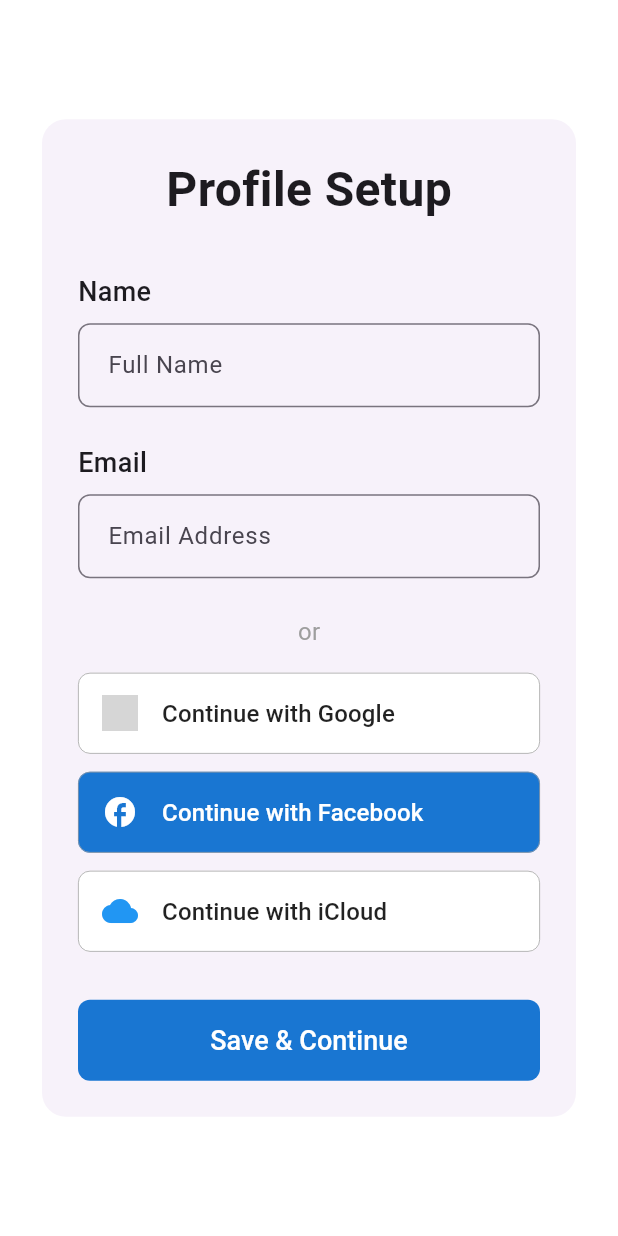
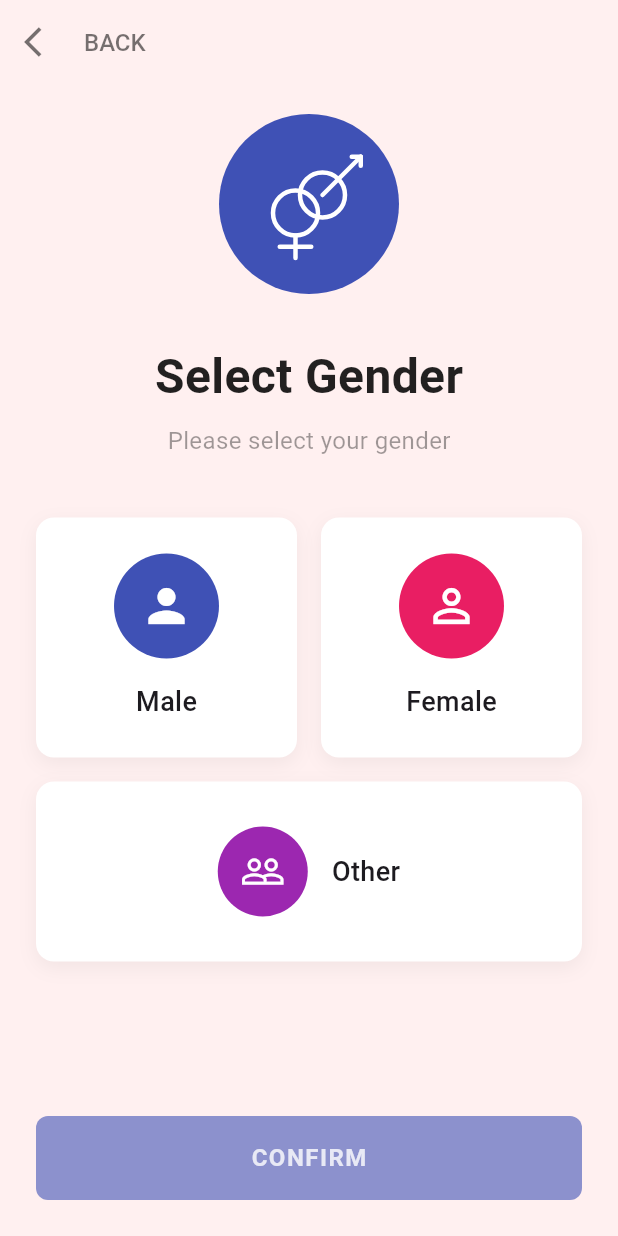
Before and after one commit to ay-at3002/RideAlong, a Flutter app: the screen it shows after launch, on a phone screen of 412 x 824 dp. Run offline on Flutter 3.47's test engine with Material 3 defaults, Android fonts, the phone set to English and light mode, and no system bars; our stand-ins replace permission_handler; Roboto replaces fonts that are missing (SF Pro Display); grey boxes are pictures that could not be loaded.

Commit message:
Gender screen

```diff
--- a/lib/main.dart
+++ b/lib/main.dart
@@ -4,6 +4,7 @@
 import 'screens/otp_input_screen.dart';
 import 'screens/phone_input_screen.dart';
 import 'screens/choice_screen.dart';
+import 'screens/gender_screen.dart';
 import 'screens/profile_setup_screen.dart';
 void main() {
   WidgetsFlutterBinding.ensureInitialized();
@@ -44,7 +45,7 @@
       ),
       // home: const HomeScreen(),
       // home : const PhoneInputScreen(),
-      home: const ProfileSetupScreen(),
+      home: const GenderSelectionScreen(),
     );
   }
 }
--- /dev/null
+++ b/lib/screens/gender_screen.dart
@@ -0,0 +1,356 @@
+import 'package:flutter/material.dart';
+
+class GenderSelectionScreen extends StatefulWidget {
+  const GenderSelectionScreen({Key? key}) : super(key: key);
+
+  @override
+  State<GenderSelectionScreen> createState() => _GenderSelectionScreenState();
+}
+
+class _GenderSelectionScreenState extends State<GenderSelectionScreen> {
+  String? _selectedGender;
+
+  @override
+  Widget build(BuildContext context) {
+    return Scaffold(
+      backgroundColor: Color(0xFFFFF0F0),
+      appBar: AppBar(
+        backgroundColor: Colors.transparent,
+        elevation: 0,
+        leading: IconButton(
+          icon: Icon(Icons.arrow_back_ios, color: Colors.black54),
+          onPressed: () => Navigator.pop(context),
+        ),
+        title: Text(
+          "BACK",
+          style: TextStyle(
+            color: Colors.black54,
+            fontSize: 16,
+            fontWeight: FontWeight.w500,
+          ),
+        ),
+        titleSpacing: 0,
+      ),
+      body: SafeArea(
+        child: Padding(
+          padding: const EdgeInsets.symmetric(horizontal: 24.0),
+          child: Column(
+            crossAxisAlignment: CrossAxisAlignment.center,
+            children: [
+              const SizedBox(height: 20),
+
+              // Gender Icon at the top
+              Container(
+                width: 120,
+                height: 120,
+                decoration: BoxDecoration(
+                  color: Color(0xFF3F51B5),
+                  shape: BoxShape.circle,
+                ),
+                child: Center(
+                  child: SizedBox(
+                    width: 60,
+                    height: 60,
+                    child: CustomPaint(
+                      painter: GenderSymbolPainter(),
+                    ),
+                  ),
+                ),
+              ),
+
+              const SizedBox(height: 32),
+
+              // Select Gender Text
+              Text(
+                "Select Gender",
+                style: TextStyle(
+                  fontSize: 32,
+                  fontWeight: FontWeight.bold,
+                  color: Colors.black87,
+                ),
+              ),
+
+              const SizedBox(height: 8),
+
+              // Please select your gender
+              Text(
+                "Please select your gender",
+                style: TextStyle(
+                  fontSize: 16,
+                  color: Colors.black38,
+                ),
+              ),
+
+              const SizedBox(height: 40),
+
+              // Gender Selection Options
+              Column(
+                children: [
+                  // Male and Female Row
+                  Row(
+                    mainAxisAlignment: MainAxisAlignment.center,
+                    children: [
+                      // Male Option
+                      Expanded(
+                        child: GestureDetector(
+                          onTap: () {
+                            setState(() {
+                              _selectedGender = 'male';
+                            });
+                          },
+                          child: Container(
+                            height: 160,
+                            decoration: BoxDecoration(
+                              color: Colors.white,
+                              borderRadius: BorderRadius.circular(12),
+                              border: Border.all(
+                                color: _selectedGender == 'male'
+                                    ? Color(0xFF3F51B5)
+                                    : Colors.transparent,
+                                width: 2,
+                              ),
+                              boxShadow: [
+                                BoxShadow(
+                                  color: Colors.black.withOpacity(0.05),
+                                  blurRadius: 10,
+                                  offset: Offset(0, 4),
+                                ),
+                              ],
+                            ),
+                            child: Column(
+                              mainAxisAlignment: MainAxisAlignment.center,
+                              children: [
+                                Container(
+                                  width: 70,
+                                  height: 70,
+                                  decoration: BoxDecoration(
+                                    color: Color(0xFF3F51B5),
+                                    shape: BoxShape.circle,
+                                  ),
+                                  child: Icon(
+                                    Icons.person,
+                                    color: Colors.white,
+                                    size: 36,
+                                  ),
+                                ),
+                                const SizedBox(height: 16),
+                                Text(
+                                  "Male",
+                                  style: TextStyle(
+                                    fontSize: 18,
+                                    fontWeight: FontWeight.w500,
+                                  ),
+                                ),
+                              ],
+                            ),
+                          ),
+                        ),
+                      ),
+
+                      const SizedBox(width: 16),
+
+                      // Female Option
+                      Expanded(
+                        child: GestureDetector(
+                          onTap: () {
+                            setState(() {
+                              _selectedGender = 'female';
+                            });
+                          },
+                          child: Container(
+                            height: 160,
+                            decoration: BoxDecoration(
+                              color: Colors.white,
+                              borderRadius: BorderRadius.circular(12),
+                              border: Border.all(
+                                color: _selectedGender == 'female'
+                                    ? Color(0xFFE91E63)
+                                    : Colors.transparent,
+                                width: 2,
+                              ),
+                              boxShadow: [
+                                BoxShadow(
+                                  color: Colors.black.withOpacity(0.05),
+                                  blurRadius: 10,
+                                  offset: Offset(0, 4),
+                                ),
+                              ],
+                            ),
+                            child: Column(
+                              mainAxisAlignment: MainAxisAlignment.center,
+                              children: [
+                                Container(
+                                  width: 70,
+                                  height: 70,
+                                  decoration: BoxDecoration(
+                                    color: Color(0xFFE91E63),
+                                    shape: BoxShape.circle,
+                                  ),
+                                  child: Icon(
+                                    Icons.person_outline,
+                                    color: Colors.white,
+                                    size: 36,
+                                  ),
+                                ),
+                                const SizedBox(height: 16),
+                                Text(
+                                  "Female",
+                                  style: TextStyle(
+                                    fontSize: 18,
+                                    fontWeight: FontWeight.w500,
+                                  ),
+                                ),
+                              ],
+                            ),
+                          ),
+                        ),
+                      ),
+                    ],
+                  ),
+
+                  const SizedBox(height: 16),
+
+                  // Other Option
+                  GestureDetector(
+                    onTap: () {
+                      setState(() {
+                        _selectedGender = 'other';
+                      });
+                    },
+                    child: Container(
+                      height: 120,
+                      width: double.infinity,
+                      decoration: BoxDecoration(
+                        color: Colors.white,
+                        borderRadius: BorderRadius.circular(12),
+                        border: Border.all(
+                          color: _selectedGender == 'other'
+                              ? Color(0xFF9C27B0)
+                              : Colors.transparent,
+                          width: 2,
+                        ),
+                        boxShadow: [
+                          BoxShadow(
+                            color: Colors.black.withOpacity(0.05),
+                            blurRadius: 10,
+                            offset: Offset(0, 4),
+                          ),
+                        ],
+                      ),
+                      child: Row(
+                        mainAxisAlignment: MainAxisAlignment.center,
+                        children: [
+                          Container(
+                            width: 60,
+                            height: 60,
+                            decoration: BoxDecoration(
+                              color: Color(0xFF9C27B0),
+                              shape: BoxShape.circle,
+                            ),
+                            child: Icon(
+                              Icons.people_outline,
+                              color: Colors.white,
+                              size: 30,
+                            ),
+                          ),
+                          const SizedBox(width: 16),
+                          Text(
+                            "Other",
+                            style: TextStyle(
+                              fontSize: 18,
+                              fontWeight: FontWeight.w500,
+                            ),
+                          ),
+                        ],
+                      ),
+                    ),
+                  ),
+                ],
+              ),
+
+              const Spacer(),
+
+              // Confirm Button
+              SizedBox(
+                width: double.infinity,
+                height: 56,
+                child: ElevatedButton(
+                  onPressed: _selectedGender != null
+                      ? () {
+                          // Handle confirmation
+                          Navigator.pop(context, _selectedGender);
+                        }
+                      : null,
+                  style: ElevatedButton.styleFrom(
+                    backgroundColor: Color(0xFF3F51B5),
+                    foregroundColor: Colors.white,
+                    disabledBackgroundColor: Color(0xFF3F51B5).withOpacity(0.6),
+                    disabledForegroundColor: Colors.white.withOpacity(0.8),
+                    shape: RoundedRectangleBorder(
+                      borderRadius: BorderRadius.circular(8),
+                    ),
+                    elevation: 0,
+                  ),
+                  child: Text(
+                    "CONFIRM",
+                    style: TextStyle(
+                      fontSize: 16,
+                      fontWeight: FontWeight.bold,
+                      letterSpacing: 1.0,
+                    ),
+                  ),
+                ),
+              ),
+              const SizedBox(height: 24),
+            ],
+          ),
+        ),
+      ),
+    );
+  }
+}
+
+// Custom painter for the combined gender symbol
+class GenderSymbolPainter extends CustomPainter {
+  @override
+  void paint(Canvas canvas, Size size) {
+    final Paint paint = Paint()
+      ..color = Colors.white
+      ..style = PaintingStyle.stroke
+      ..strokeWidth = 3.0
+      ..strokeCap = StrokeCap.round;
+
+    // Draw female circle
+    final double circleRadius = size.width * 0.25;
+    final Offset femaleCenter = Offset(size.width * 0.35, size.height * 0.6);
+    canvas.drawCircle(femaleCenter, circleRadius, paint);
+
+    // Draw female cross at the bottom
+    final Offset femaleCrossStart = Offset(femaleCenter.dx, femaleCenter.dy + circleRadius);
+    final Offset femaleCrossEnd = Offset(femaleCenter.dx, femaleCenter.dy + circleRadius * 2);
+    canvas.drawLine(femaleCrossStart, femaleCrossEnd, paint);
+
+    // Draw horizontal line for female cross
+    final Offset femaleHorizStart = Offset(femaleCenter.dx - circleRadius * 0.7, femaleCrossStart.dy + circleRadius * 0.5);
+    final Offset femaleHorizEnd = Offset(femaleCenter.dx + circleRadius * 0.7, femaleCrossStart.dy + circleRadius * 0.5);
+    canvas.drawLine(femaleHorizStart, femaleHorizEnd, paint);
+
+    // Draw male circle
+    final Offset maleCenter = Offset(size.width * 0.65, size.height * 0.4);
+    canvas.drawCircle(maleCenter, circleRadius, paint);
+
+    // Draw male arrow
+    final Offset arrowStart = Offset(maleCenter.dx + circleRadius * 0.7, maleCenter.dy - circleRadius * 0.7);
+    final Offset arrowEnd = Offset(arrowStart.dx + circleRadius, arrowStart.dy - circleRadius);
+    canvas.drawLine(maleCenter, arrowEnd, paint);
+
+    // Draw arrowhead
+    final Offset arrowhead1 = Offset(arrowEnd.dx, arrowEnd.dy + circleRadius * 0.4);
+    final Offset arrowhead2 = Offset(arrowEnd.dx - circleRadius * 0.4, arrowEnd.dy);
+    canvas.drawLine(arrowEnd, arrowhead1, paint);
+    canvas.drawLine(arrowEnd, arrowhead2, paint);
+  }
+
+  @override
+  bool shouldRepaint(CustomPainter oldDelegate) => false;
+}
```
